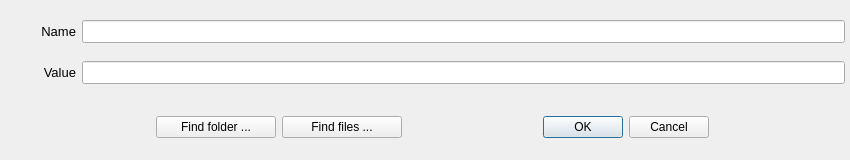
Before: the Qt Designer form ui/VarEdit.ui in dshadrin/TestExecutor, drawn with Qt 5.
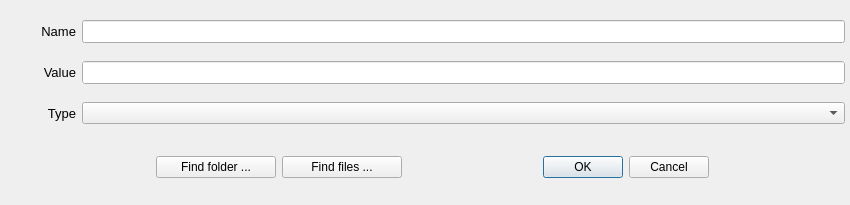
After: the same form once the commit is applied.

Commit message: change boost::json to jsoncpp, remove old config class

```diff
--- a/ui/VarEdit.ui
+++ b/ui/VarEdit.ui
@@ -7,7 +7,7 @@
     <x>0</x>
     <y>0</y>
     <width>850</width>
-    <height>160</height>
+    <height>205</height>
    </rect>
   </property>
   <property name="minimumSize">
@@ -19,7 +19,7 @@
   <property name="maximumSize">
    <size>
     <width>850</width>
-    <height>160</height>
+    <height>300</height>
    </size>
   </property>
   <property name="windowTitle">
@@ -31,7 +31,7 @@
      <x>0</x>
      <y>0</y>
      <width>851</width>
-     <height>162</height>
+     <height>203</height>
     </rect>
    </property>
    <layout class="QVBoxLayout" name="verticalLayout">
@@ -126,6 +126,56 @@
           <pointsize>10</pointsize>
          </font>
         </property>
+        <property name="autoFillBackground">
+         <bool>true</bool>
+        </property>
+       </widget>
+      </item>
+     </layout>
+    </item>
+    <item>
+     <layout class="QHBoxLayout" name="horizontalLayoutValue_2">
+      <property name="leftMargin">
+       <number>6</number>
+      </property>
+      <property name="topMargin">
+       <number>6</number>
+      </property>
+      <property name="rightMargin">
+       <number>6</number>
+      </property>
+      <property name="bottomMargin">
+       <number>6</number>
+      </property>
+      <item>
+       <widget class="QLabel" name="labelValue_2">
+        <property name="minimumSize">
+         <size>
+          <width>70</width>
+          <height>0</height>
+         </size>
+        </property>
+        <property name="font">
+         <font>
+          <pointsize>10</pointsize>
+         </font>
+        </property>
+        <property name="text">
+         <string>Type</string>
+        </property>
+        <property name="alignment">
+         <set>Qt::AlignRight|Qt::AlignTrailing|Qt::AlignVCenter</set>
+        </property>
+       </widget>
+      </item>
+      <item>
+       <widget class="QComboBox" name="comboBoxTypeJson">
+        <property name="sizePolicy">
+         <sizepolicy hsizetype="Expanding" vsizetype="Fixed">
+          <horstretch>0</horstretch>
+          <verstretch>0</verstretch>
+         </sizepolicy>
+        </property>
        </widget>
       </item>
      </layout>
@@ -210,6 +260,9 @@
         <property name="standardButtons">
          <set>QDialogButtonBox::Cancel|QDialogButtonBox::Ok</set>
         </property>
+        <property name="centerButtons">
+         <bool>false</bool>
+        </property>
        </widget>
       </item>
       <item>
```
Left out of the diff: 5 changed lines with no effect on the pictures. The commit also changes 27 other files.
